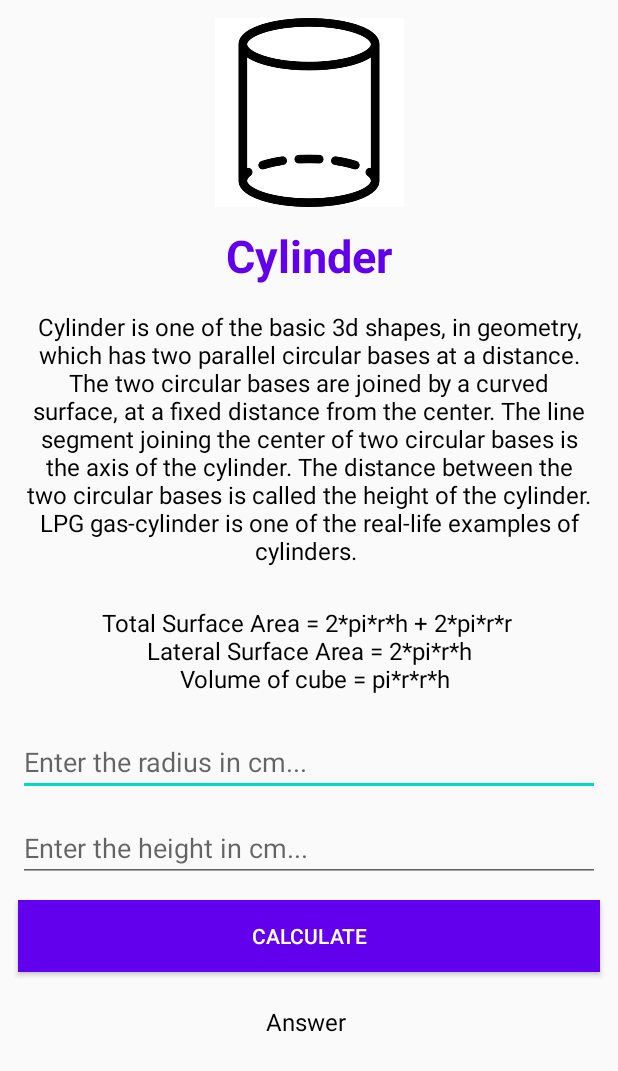
After one commit to ikhlaqmalik13/Akh-te-Akh, an Android app: the CylinderActivity screen opened directly, with no data from a screen before it, on a phone screen of 412 x 824 dp. The commit adds this screen. Shown: the top 1071 px of the screen. Run offline under Robolectric (Android 15) with nearby library versions, the phone set to English and light mode, and no system bars.

Commit message:
- Added the CylinderActivity.kt and its layout and wrote its logic and functions  - ikhlaq

```diff
--- a/app/src/main/AndroidManifest.xml
+++ b/app/src/main/AndroidManifest.xml
@@ -9,6 +9,9 @@
         android:roundIcon="@mipmap/ic_launcher_round"
         android:supportsRtl="true"
         android:theme="@style/Theme.AkhTeAkhSurfaceAreaVolumesCalulator">
+        <activity
+            android:name=".splash.figures.CylinderActivity"
+            android:exported="false" />
         <activity
             android:name=".splash.figures.CubeActivity"
             android:exported="false" />
--- /dev/null
+++ b/app/src/main/java/com/akhteakh/akhteakh/splash/figures/CylinderActivity.kt
@@ -0,0 +1,40 @@
+package com.akhteakh.akhteakh.splash.figures
+
+import android.support.v7.app.AppCompatActivity
+import android.os.Bundle
+import com.akhteakh.akhteakh.databinding.ActivityCylinderBinding
+
+class CylinderActivity : AppCompatActivity() {
+
+    private lateinit var binding: ActivityCylinderBinding
+
+    override fun onCreate(savedInstanceState: Bundle?) {
+        super.onCreate(savedInstanceState)
+        binding = ActivityCylinderBinding.inflate(layoutInflater)
+        setContentView(binding.root)
+
+        binding.bCalculate.setOnClickListener {
+            val radius = binding.etRadius.text.toString().toFloat()
+            val height = binding.etHeight.text.toString().toFloat()
+
+            binding.tvAnswer.text =
+                "TSA = ${getTotalSurfaceAreaOfCylinder(radius, height)} \n LSA = ${
+                    getCurvedSurfaceAreaOfCylinder(radius, height)
+                } \n VOL = ${getVolumeOfCylinder(radius, height)}"
+
+        }
+
+    }
+
+    private fun getTotalSurfaceAreaOfCylinder(radius: Float, height: Float): Float {
+        return 2 * 3.14f * radius * (height + radius)
+    }
+
+    private fun getCurvedSurfaceAreaOfCylinder(radius: Float, height: Float): Float {
+        return 2 * 3.14f * radius * height
+    }
+
+    private fun getVolumeOfCylinder(radius: Float, height: Float): Float {
+        return 3.14f * radius * radius * height
+    }
+}
--- a/app/src/main/java/com/akhteakh/akhteakh/splash/select_figure/SelectFigureActivity.kt
+++ b/app/src/main/java/com/akhteakh/akhteakh/splash/select_figure/SelectFigureActivity.kt
@@ -5,6 +5,7 @@ import android.support.v7.app.AppCompatActivity
 import android.os.Bundle
 import com.akhteakh.akhteakh.databinding.ActivitySelectFigureBinding
 import com.akhteakh.akhteakh.splash.figures.CubeActivity
+import com.akhteakh.akhteakh.splash.figures.CylinderActivity
 
 class SelectFigureActivity : AppCompatActivity() {
 
@@ -20,5 +21,10 @@ class SelectFigureActivity : AppCompatActivity() {
             startActivity(intent)
         }
 
+        binding.llCylinder.setOnClickListener {
+            val intent = Intent(this@SelectFigureActivity, CylinderActivity::class.java)
+            startActivity(intent)
+        }
+
     }
 }
--- /dev/null
+++ b/app/src/main/res/layout/activity_cylinder.xml
@@ -0,0 +1,92 @@
+<?xml version="1.0" encoding="utf-8"?>
+<LinearLayout xmlns:android="http://schemas.android.com/apk/res/android"
+    xmlns:app="http://schemas.android.com/apk/res-auto"
+    xmlns:tools="http://schemas.android.com/tools"
+    android:layout_width="match_parent"
+    android:layout_height="match_parent"
+    tools:context=".splash.figures.CylinderActivity">
+
+    <ScrollView
+        android:layout_width="match_parent"
+        android:layout_height="match_parent">
+
+        <LinearLayout
+            android:layout_width="match_parent"
+            android:layout_height="wrap_content"
+            android:orientation="vertical">
+
+            <ImageView
+                android:id="@+id/iv_cube"
+                android:layout_width="wrap_content"
+                android:layout_height="150dp"
+                android:paddingVertical="12dp"
+                android:src="@drawable/cylinder" />
+
+            <TextView
+                android:layout_width="match_parent"
+                android:layout_height="wrap_content"
+                android:text="Cylinder"
+                android:textAlignment="center"
+                android:textColor="@color/purple_500"
+                android:textSize="30sp"
+                android:textStyle="bold" />
+
+            <TextView
+                android:layout_width="match_parent"
+                android:layout_height="wrap_content"
+                android:padding="16dp"
+                android:text="Cylinder is one of the basic 3d shapes, in geometry, which has two parallel circular bases at a distance. The two circular bases are joined by a curved surface, at a fixed distance from the center. The line segment joining the center of two circular bases is the axis of the cylinder. The distance between the two circular bases is called the height of the cylinder. LPG gas-cylinder is one of the real-life examples of cylinders. "
+                android:textAlignment="center"
+                android:textColor="@color/black"
+                android:textSize="16sp" />
+
+            <TextView
+                android:layout_width="match_parent"
+                android:layout_height="wrap_content"
+                android:padding="10dp"
+                android:text="Total Surface Area = 2*pi*r*h + 2*pi*r*r \n Lateral Surface Area = 2*pi*r*h \n  Volume of cube = pi*r*r*h"
+                android:textAlignment="center"
+                android:textColor="@color/black"
+                android:textSize="16sp" />
+
+            <EditText
+                android:id="@+id/et_radius"
+                android:layout_width="match_parent"
+                android:layout_height="wrap_content"
+                android:layout_margin="12dp"
+                android:hint="Enter the radius in cm..."
+                android:inputType="number|text" />
+
+            <EditText
+                android:id="@+id/et_height"
+                android:layout_width="match_parent"
+                android:layout_height="wrap_content"
+                android:layout_marginHorizontal="12dp"
+                android:hint="Enter the height in cm..."
+                android:inputType="number|text" />
+
+            <Button
+                android:id="@+id/b_calculate"
+                android:layout_width="match_parent"
+                android:layout_height="wrap_content"
+                android:layout_margin="12dp"
+                android:background="@color/purple_500"
+                android:text="Calculate"
+                android:textColor="@color/white" />
+
+
+            <TextView
+                android:id="@+id/tv_answer"
+                android:layout_width="match_parent"
+                android:layout_height="wrap_content"
+                android:padding="10dp"
+                android:text="Answer "
+                android:textAlignment="center"
+                android:textColor="@color/black"
+                android:textSize="16sp" />
+
+        </LinearLayout>
+
+    </ScrollView>
+
+</LinearLayout>
```
